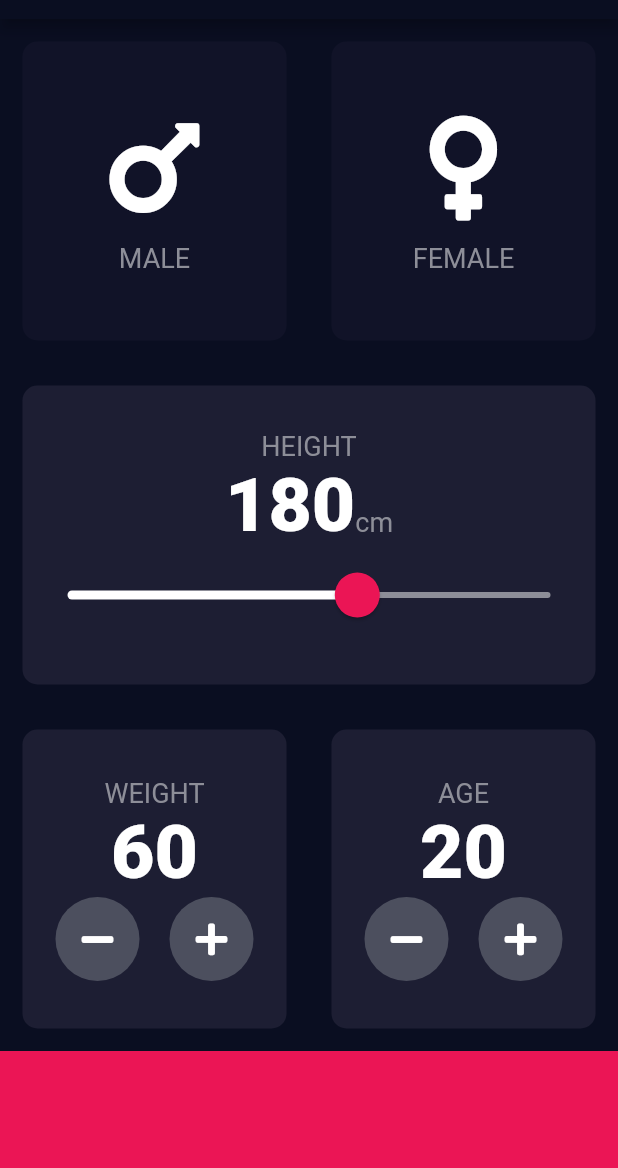
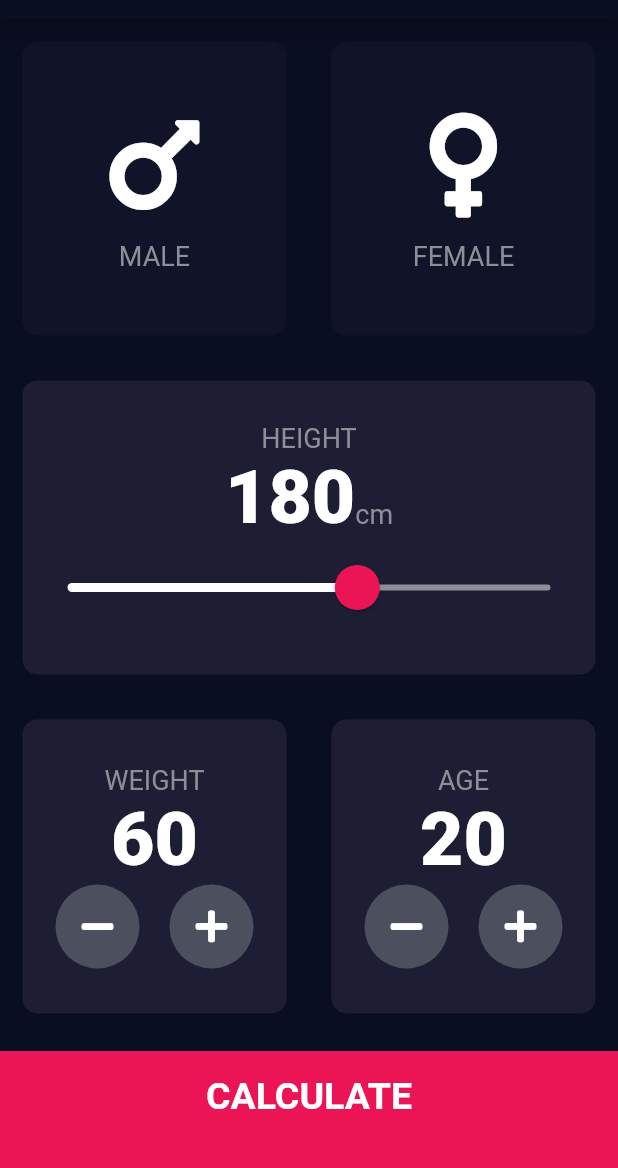
Before and after one commit to TeoBeak/bmi_calculator_flutter, a Flutter app: the screen it shows after launch, on a phone screen of 412 x 824 dp, the part 65-1233 px from its top. Run offline on Flutter 3.47's test engine with Material 2 defaults, Android fonts, the phone set to English and light mode, and no system bars; our stand-ins replace font_awesome_flutter.

Commit message:
To complete App

```diff
--- /dev/null
+++ b/lib/components/bottom_button.dart
@@ -0,0 +1,29 @@
+import 'package:flutter/material.dart';
+import '/constants.dart';
+
+class BottomButton extends StatelessWidget {
+  BottomButton({@required this.buttonTitle, this.onTap});
+
+  final Function onTap;
+  final String buttonTitle;
+
+  @override
+  Widget build(BuildContext context) {
+    return GestureDetector(
+      onTap: onTap,
+      child: Container(
+        child: Center(
+          child: Text(
+            buttonTitle,
+            style: kLargeButtonTextStyle,
+          ),
+        ),
+        color: kBottomContainorColor,
+        height: kBottomContainorHeight,
+        width: double.infinity,
+        padding: EdgeInsets.only(bottom: 20.0),
+        margin: EdgeInsets.only(top: 10.0),
+      ),
+    );
+  }
+}
--- /dev/null
+++ b/lib/components/round_icon_button.dart
@@ -0,0 +1,23 @@
+import 'package:flutter/material.dart';
+
+class RoundIconButton extends StatelessWidget {
+  RoundIconButton({@required this.icon, this.onPressed});
+
+  final IconData icon;
+  final Function onPressed;
+
+  @override
+  Widget build(BuildContext context) {
+    return RawMaterialButton(
+      child: Icon(icon),
+      onPressed: onPressed,
+      elevation: 0.0,
+      constraints: BoxConstraints.tightFor(
+        width: 56.0,
+        height: 56.0,
+      ),
+      shape: CircleBorder(),
+      fillColor: Color(0XFF4C4F5E),
+    );
+  }
+}
--- a/lib/main.dart
+++ b/lib/main.dart
@@ -1,5 +1,5 @@
 import 'package:flutter/material.dart';
-import 'input_page.dart';
+import 'package:bmi_calculator/screens/input_page.dart';
 
 void main() => runApp(BMICalculator());
 
--- a/lib/input_page.dart
+++ b/lib/screens/input_page.dart
@@ -1,8 +1,12 @@
+import 'package:bmi_calculator/screens/result_page.dart';
 import 'package:flutter/material.dart';
-import 'icon_content.dart';
-import 'reusable_card.dart';
+import 'package:bmi_calculator/components/icon_content.dart';
+import 'package:bmi_calculator/components/reusable_card.dart';
 import 'package:font_awesome_flutter/font_awesome_flutter.dart';
-import 'constants.dart';
+import 'package:bmi_calculator/constants.dart';
+import 'package:bmi_calculator/components/bottom_button.dart';
+import 'package:bmi_calculator/components/round_icon_button.dart';
+import 'package:bmi_calculator/calculator_brain.dart';
 
 enum Gender { male, female }
 
@@ -225,35 +229,27 @@ class _InputPageState extends State<InputPage> {
               ],
             ),
           ),
-          Container(
-            color: kBottomContainorColor,
-            height: kBottomContainorHeight,
-            width: double.infinity,
+          BottomButton(
+            buttonTitle: "CALCULATE",
+            onTap: () {
+              CalculatorBrain cal =
+                  CalculatorBrain(weight: weight, height: height);
+
+              print(cal.calculateBMI());
+              Navigator.push(
+                context,
+                MaterialPageRoute(
+                  builder: ((context) => Resultpage(
+                        bmiResult: cal.calculateBMI(),
+                        restulText: cal.getResult(),
+                        interpretation: cal.getInterpretation(),
+                      )),
+                ),
+              );
+            },
           )
         ],
       ),
     );
   }
 }
-
-class RoundIconButton extends StatelessWidget {
-  RoundIconButton({@required this.icon, this.onPressed});
-
-  final IconData icon;
-  final Function onPressed;
-
-  @override
-  Widget build(BuildContext context) {
-    return RawMaterialButton(
-      child: Icon(icon),
-      onPressed: onPressed,
-      elevation: 0.0,
-      constraints: BoxConstraints.tightFor(
-        width: 56.0,
-        height: 56.0,
-      ),
-      shape: CircleBorder(),
-      fillColor: Color(0XFF4C4F5E),
-    );
-  }
-}
```
Also changed, not shown: lib/calculator_brain.dart (added, +35 -0 lines), lib/constants.dart (+25 -0 lines), lib/screens/result_page.dart (added, +66 -0 lines), lib/components/icon_content.dart (renamed from lib/icon_content.dart), lib/components/reusable_card.dart (renamed from lib/reusable_card.dart).
